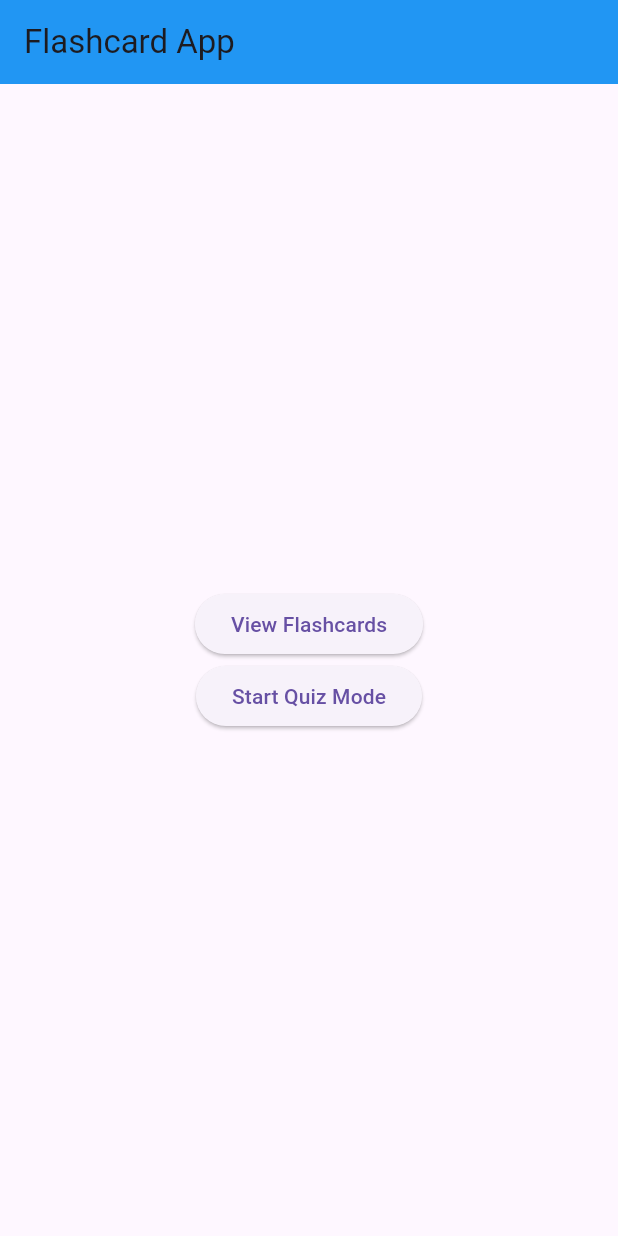
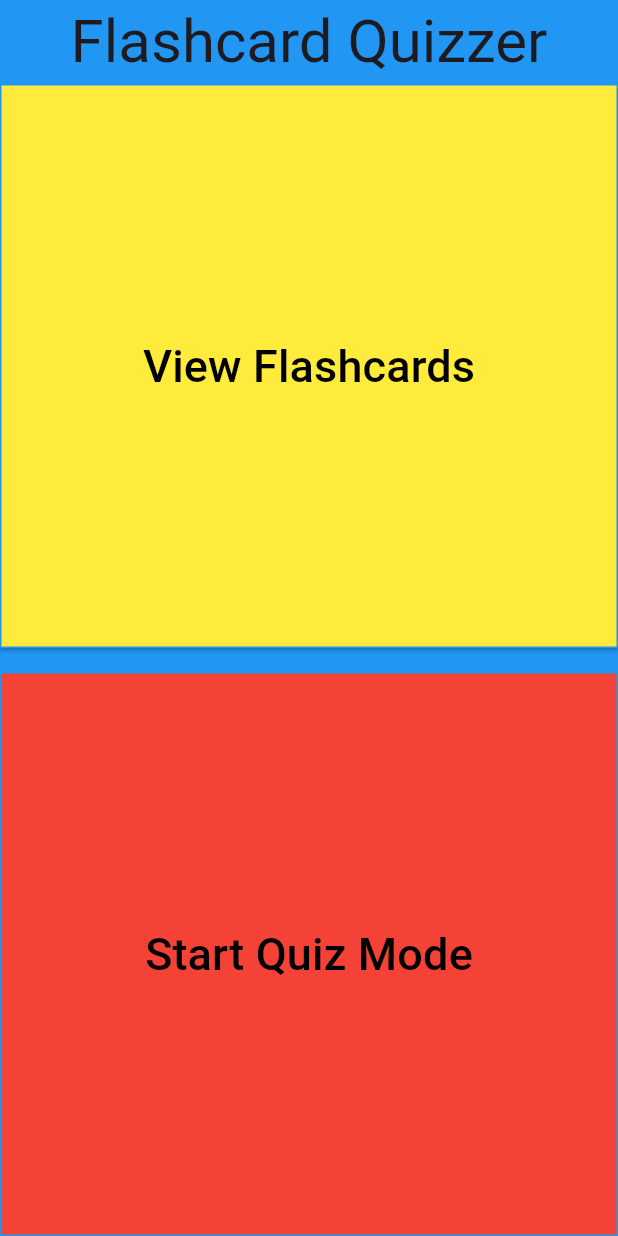
Before and after one commit to Zeroscapez/flashcardapp, a Flutter app: the screen it shows after launch, on a phone screen of 412 x 824 dp. Run offline on Flutter 3.47's test engine with Material 3 defaults, Android fonts, the phone set to English and light mode, and no system bars.

Commit message:
Worked on UI
Updated UI for homepage and visual elements

```diff
--- a/pw1/lib/flashcard.dart
+++ /dev/null
@@ -1,6 +0,0 @@
-class Flashcard {
-  String question;
-  String answer;
-
-  Flashcard({required this.question, required this.answer});
-}
--- a/pw1/lib/home_page.dart
+++ b/pw1/lib/home_page.dart
@@ -1,37 +1,83 @@
 import 'package:flutter/material.dart';
-import 'flashcard_page.dart';
-import 'quiz_mode_page.dart';
+import 'flashcard_page.dart'
+    as FlashcardPage; // Import flashcard_page.dart with prefix
+import 'quiz_mode_page.dart'
+    as QuizModePage; // Import quiz_mode_page.dart with prefix
 
 class HomePage extends StatelessWidget {
+  const HomePage({super.key});
+
   @override
   Widget build(BuildContext context) {
     return Scaffold(
       appBar: AppBar(
-        title: Text('Flashcard App'),
+        title: const Text(
+          'Flashcard Quizzer',
+          textAlign: TextAlign.center, // Align header text to center
+          style: TextStyle(fontSize: 40), // Set font size of header text
+        ),
         backgroundColor: Colors.blue,
+        centerTitle: true, // Center the header text
       ),
+      backgroundColor: Colors.blue, // Set background color of Scaffold
       body: Center(
         child: Column(
           mainAxisAlignment: MainAxisAlignment.center,
-          crossAxisAlignment: CrossAxisAlignment.center,
+          crossAxisAlignment: CrossAxisAlignment.stretch,
           children: <Widget>[
-            ElevatedButton(
+            Expanded(
+              child: ElevatedButton(
                 onPressed: () {
                   Navigator.push(
                     context,
-                  MaterialPageRoute(builder: (context) => FlashcardPage()),
+                    MaterialPageRoute(
+                        builder: (context) => const FlashcardPage
+                            .FlashcardPage()), // Use the prefix for FlashcardPage
                   );
                 },
-              child: Text('View Flashcards'),
+                style: ElevatedButton.styleFrom(
+                  shape: const RoundedRectangleBorder(
+                    borderRadius: BorderRadius.zero,
+                    side: BorderSide(color: Colors.blue),
                   ),
-            ElevatedButton(
+                  backgroundColor: Colors.yellow,
+                ),
+                child: const Text(
+                  'View Flashcards',
+                  style: TextStyle(
+                    color: Colors.black,
+                    fontSize: 30,
+                  ),
+                ),
+              ),
+            ),
+            const SizedBox(height: 16), // Optional spacing between buttons
+            Expanded(
+              child: ElevatedButton(
                 onPressed: () {
                   Navigator.push(
                     context,
-                  MaterialPageRoute(builder: (context) => QuizModePage()),
+                    MaterialPageRoute(
+                        builder: (context) => QuizModePage.QuizModePage(
+                              flashcards: [],
+                            )), // Use the prefix for QuizModePage
                   );
                 },
-              child: Text('Start Quiz Mode'),
+                style: ElevatedButton.styleFrom(
+                  shape: const RoundedRectangleBorder(
+                    borderRadius: BorderRadius.zero,
+                    side: BorderSide(color: Colors.blue),
+                  ),
+                  backgroundColor: Colors.red,
+                ),
+                child: const Text(
+                  'Start Quiz Mode',
+                  style: TextStyle(
+                    color: Colors.black,
+                    fontSize: 30,
+                  ),
+                ),
+              ),
             ),
           ],
         ),
--- a/pw1/lib/main.dart
+++ b/pw1/lib/main.dart
@@ -2,10 +2,12 @@ import 'package:flutter/material.dart';
 import 'home_page.dart';
 
 void main() {
-  runApp(MyApp());
+  runApp(const MyApp());
 }
 
 class MyApp extends StatelessWidget {
+  const MyApp({super.key});
+
   @override
   Widget build(BuildContext context) {
     return MaterialApp(
@@ -13,7 +15,7 @@ class MyApp extends StatelessWidget {
       theme: ThemeData(
         primarySwatch: Colors.blue,
       ),
-      home: HomePage(),
+      home: const HomePage(),
     );
   }
 }
```
Also changed, not shown: pw1/lib/flashcard_page.dart (+60 -17 lines), pw1/lib/quiz_mode_page.dart (+79 -3 lines). Lines whose indentation alone changed are shown as unchanged.
